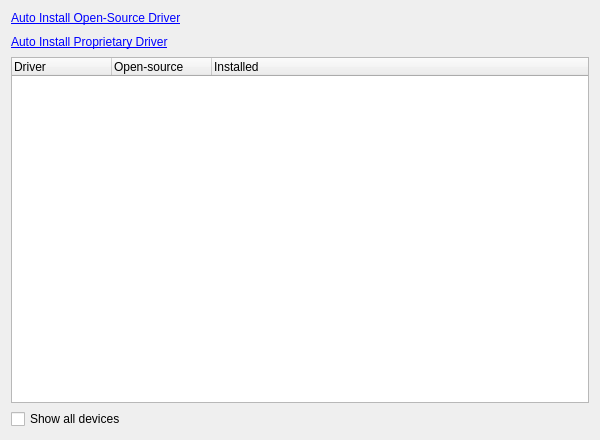
This is src/mhwd/ui/PageMhwd.ui in kratos83/CondresControlCenter as Qt 5 draws it before an edit. The edited form follows.
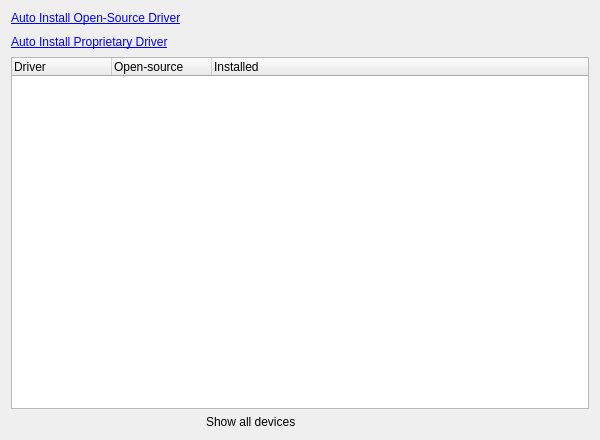
This is the edited form. Custom widgets are drawn as their Qt base class.

Diff of the .ui file:
```diff
--- a/src/mhwd/ui/PageMhwd.ui
+++ b/src/mhwd/ui/PageMhwd.ui
@@ -67,8 +67,8 @@
     </layout>
    </item>
    <item>
-    <layout class="QVBoxLayout" name="verticalLayout_2">
-     <item>
+    <layout class="QGridLayout" name="gridLayout">
+     <item row="0" column="0" colspan="3">
       <widget class="QTreeWidget" name="treeWidget">
        <property name="styleSheet">
         <string notr="true">QPushButton color rgb(0, 0, 255)</string>
@@ -99,13 +99,16 @@
        </column>
       </widget>
      </item>
-     <item>
-      <widget class="QCheckBox" name="checkBoxShowAll">
+     <item row="1" column="1">
+      <widget class="QLabel" name="label">
        <property name="text">
         <string>Show all devices</string>
        </property>
       </widget>
      </item>
+     <item row="1" column="0">
+      <widget class="CheckBox" name="checkBoxShowAll"/>
+     </item>
     </layout>
    </item>
   </layout>
@@ -125,6 +128,13 @@
    </property>
   </action>
  </widget>
+ <customwidgets>
+  <customwidget>
+   <class>CheckBox</class>
+   <extends>QWidget</extends>
+   <header location="global">CondresControlCenter/CheckBox.h</header>
+  </customwidget>
+ </customwidgets>
  <resources>
   <include location="../mhwd.qrc"/>
   <include location="../../images.qrc"/>
```
